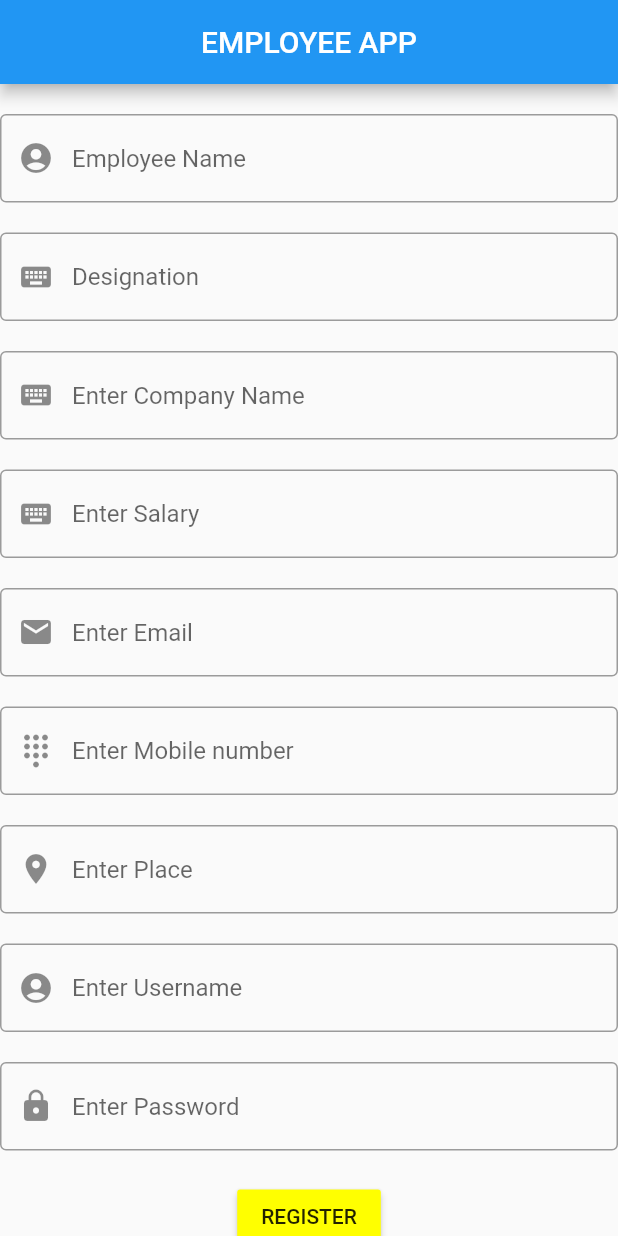
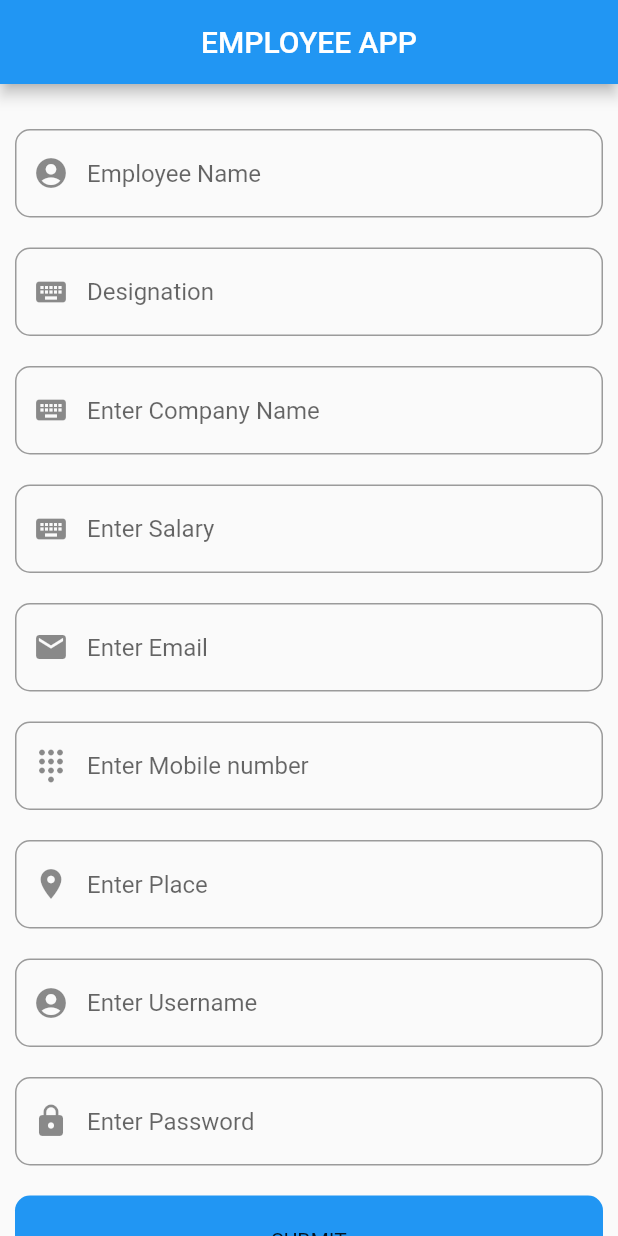
Before and after one commit to parentsmyworld/Employee-app, a Flutter app: the screen it shows after launch, on a phone screen of 412 x 824 dp. Run offline on Flutter 3.47's test engine with Material 2 defaults, Android fonts, the phone set to English and light mode, and no system bars.

Commit message:
containerasbuttonandtakinguserinput

```diff
--- a/lib/main.dart
+++ b/lib/main.dart
@@ -1,116 +1,188 @@
+import 'package:flutter/cupertino.dart';
 import 'package:flutter/material.dart';
 
 void main(){
   runApp(App());
 }
 class App extends StatelessWidget {
+  TextEditingController empnameController =TextEditingController();
+  TextEditingController designationController=TextEditingController();
+  TextEditingController compnameController= TextEditingController();
+  TextEditingController salaryController= TextEditingController();
+  TextEditingController emailController= TextEditingController();
+  TextEditingController mobileController=TextEditingController();
+  TextEditingController placeController= TextEditingController();
+  TextEditingController usernameController= TextEditingController();
+  TextEditingController passwordController= TextEditingController();
+
+
   @override
   Widget build(BuildContext context) {
     return MaterialApp(
+      debugShowCheckedModeBanner: false,
       home: Scaffold(
         appBar: AppBar(
           title: Center(child: Text("EMPLOYEE APP")),
         ),
         body: SingleChildScrollView(
           child: Container(
+            padding: EdgeInsets.all(10.0),
             child: Column(
               crossAxisAlignment: CrossAxisAlignment.start,
               children: [
                 SizedBox(height: 20.0,),
 
                 TextField(
+                  controller: empnameController,
                   decoration: InputDecoration(
                     prefixIcon: Icon(Icons.account_circle),
                     hintText: "Employee Name",
-                    border: OutlineInputBorder()
+                    border: OutlineInputBorder(
+                      borderRadius: BorderRadius.circular(10.0)
+                    )
                   ),
                 ),
                 SizedBox(height: 20.0,),
                 TextField(
+                  controller: designationController,
                   decoration: InputDecoration(
                       prefixIcon: Icon(Icons.keyboard),
                     hintText: "Designation",
-                    border: OutlineInputBorder()
+                    border: OutlineInputBorder(
+                      borderRadius: BorderRadius.circular(10.0)
+                    )
                   ),
                 ),
                 SizedBox(height: 20.0,),
 
                 TextField(
+                  controller: compnameController,
                   decoration: InputDecoration(
                       prefixIcon: Icon(Icons.keyboard),
                     hintText: "Enter Company Name",
-                    border: OutlineInputBorder()
+                    border: OutlineInputBorder(
+                      borderRadius: BorderRadius.circular(10.0)
+                    )
                   ) ),
                 SizedBox(height: 20.0,),
 
                 TextField(
+                  controller: salaryController,
                   decoration: InputDecoration(
                       prefixIcon: Icon(Icons.keyboard),
                     hintText: "Enter Salary",
-                      border: OutlineInputBorder()
+                      border: OutlineInputBorder(
+                        borderRadius: BorderRadius.circular(10.0)
+                      )
                   ),
                 ),
                 SizedBox(height: 20.0,),
 
                 TextField(
+                  controller: emailController,
                   decoration: InputDecoration(
                       prefixIcon: Icon(Icons.email),
                     hintText: "Enter Email",
-                      border: OutlineInputBorder()
+                      border: OutlineInputBorder(
+                        borderRadius: BorderRadius.circular(10.0)
+                      )
                   ),
                 ),
                 SizedBox(height: 20.0,),
 
                 TextField(
+                  controller: mobileController,
                   decoration: InputDecoration(
                       prefixIcon: Icon(Icons.dialpad),
                     hintText: "Enter Mobile number",
-                      border: OutlineInputBorder()
+                      border: OutlineInputBorder(
+                        borderRadius: BorderRadius.circular(10.0)
+                      )
                   ),
                 ),
                 SizedBox(height: 20.0,),
 
                 TextField(
+                  controller: placeController,
                   decoration: InputDecoration(
                       prefixIcon: Icon(Icons.place),
                     hintText: "Enter Place",
-                      border: OutlineInputBorder()
+                      border: OutlineInputBorder(
+                        borderRadius: BorderRadius.circular(10.0)
+                      )
                   ),
                 ),
                 SizedBox(height: 20.0,),
 
                 TextField(
+                  controller: usernameController,
                   decoration: InputDecoration(
                       prefixIcon: Icon(Icons.account_circle),
                     hintText: "Enter Username",
-                      border: OutlineInputBorder()
+                      border: OutlineInputBorder(
+                        borderRadius: BorderRadius.circular(10.0)
+                      )
                   ),
                 ),
                 SizedBox(height: 20.0,),
 
                 TextField(
+                  controller: passwordController,
                   decoration: InputDecoration(
                       prefixIcon: Icon(Icons.lock),
                     hintText: "Enter Password",
-                      border: OutlineInputBorder()
+                      border: OutlineInputBorder(
+                        borderRadius: BorderRadius.circular(10.0)
+                      )
                   ),
                 ),
                 SizedBox(height: 20.0,),
-                Center(
-                  child: RaisedButton(
-                    onPressed:()=>{},
-                    child: Text("REGISTER"),
-                    color: Colors.yellowAccent,
-                  ),
-                ),
-                SizedBox(height: 20.0,),
-                Center(
-                  child: RaisedButton(
-                    onPressed: ()=>{},
-                    child: Text("BACK TO LOGIN"),
-                    color: Colors.blue,
-                  ),
-                )
+Container(
+
+  height: 60.0,
+  child:
+  Center(child: Text("SUBMIT")),
+  decoration: BoxDecoration(
+      color: Colors.blue,
+    borderRadius: BorderRadius.circular(10.0)
+
+  ),
+)
+//                Center(
+//                  child: RaisedButton(
+//                    onPressed:(){
+//                      var a = empnameController.text;
+//                      var b= designationController.text;
+//                      var c=  compnameController.text;
+//                      var d= salaryController.text;
+//                      var e= emailController.text;
+//                      var f= mobileController.text;
+//                      var g= placeController.text;
+//                      var h= usernameController.text;
+//                      var i=passwordController.text;
+//                      print(a);
+//                    print(b);
+//              print(c);
+//              print(d);
+//              print(e);
+//              print(f);
+//              print(g);
+//              print(h);
+//              print(i);
+//
+//                    },
+//                    child: Text("REGISTER"),
+//                    color: Colors.yellowAccent,
+//                  ),
+//                ),
+//                SizedBox(height: 20.0,),
+//                Center(
+//                  child: RaisedButton(
+//                    onPressed: ()=>{},
+//                    child: Text("BACK TO LOGIN"),
+//                    color: Colors.blue,
+//                  ),
+//                )
               ],
             ),
           ),
```
